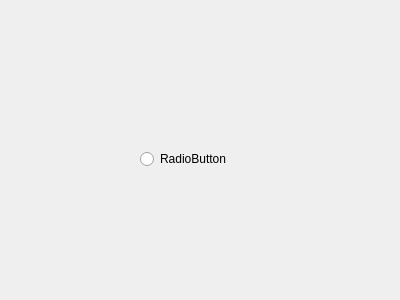
Before: the Qt Designer form UserForm.ui in qqsskk/AgvCtrlSys, drawn with Qt 5.
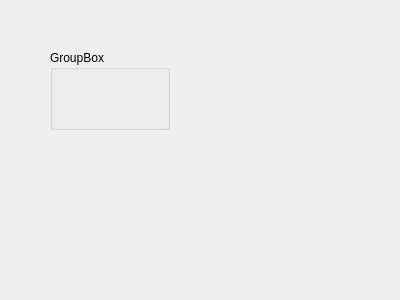
After: the same form once the commit is applied.

The edit to the form file:
```diff
--- a/UserForm.ui
+++ b/UserForm.ui
@@ -13,17 +13,17 @@
   <property name="windowTitle">
    <string>Form</string>
   </property>
-  <widget class="QRadioButton" name="radioButton">
+  <widget class="QGroupBox" name="groupBox">
    <property name="geometry">
     <rect>
-     <x>140</x>
-     <y>150</y>
-     <width>91</width>
-     <height>18</height>
+     <x>50</x>
+     <y>50</y>
+     <width>120</width>
+     <height>80</height>
     </rect>
    </property>
-   <property name="text">
-    <string>RadioButton</string>
+   <property name="title">
+    <string>GroupBox</string>
    </property>
   </widget>
  </widget>
```
